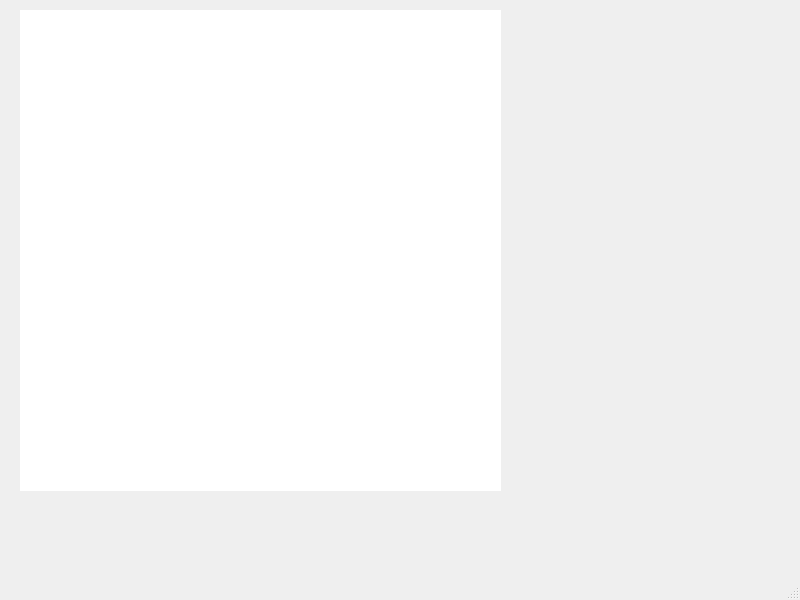
Qt form mainwindow.ui (michal-wawer/micromouse_qt) before a commit.
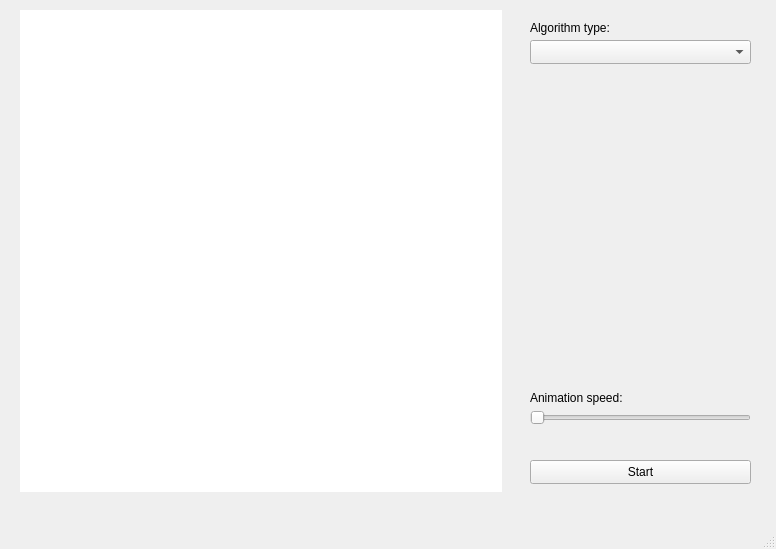
The same form after that commit.

The edit to the form file:
```diff
--- a/mainwindow.ui
+++ b/mainwindow.ui
@@ -6,8 +6,8 @@
    <rect>
     <x>0</x>
     <y>0</y>
-    <width>800</width>
-    <height>600</height>
+    <width>776</width>
+    <height>549</height>
    </rect>
   </property>
   <property name="windowTitle">
@@ -19,8 +19,8 @@
      <rect>
       <x>20</x>
       <y>10</y>
-      <width>481</width>
-      <height>481</height>
+      <width>482</width>
+      <height>482</height>
      </rect>
     </property>
     <property name="frameShape">
@@ -30,6 +30,74 @@
      <number>1</number>
     </property>
    </widget>
+   <widget class="QPushButton" name="Start">
+    <property name="geometry">
+     <rect>
+      <x>530</x>
+      <y>460</y>
+      <width>221</width>
+      <height>24</height>
+     </rect>
+    </property>
+    <property name="text">
+     <string>Start</string>
+    </property>
+   </widget>
+   <widget class="QComboBox" name="algoComboBox">
+    <property name="geometry">
+     <rect>
+      <x>530</x>
+      <y>40</y>
+      <width>221</width>
+      <height>24</height>
+     </rect>
+    </property>
+    <property name="toolTip">
+     <string>&lt;html&gt;&lt;head/&gt;&lt;body&gt;&lt;p&gt;&lt;br/&gt;&lt;/p&gt;&lt;/body&gt;&lt;/html&gt;</string>
+    </property>
+    <property name="placeholderText">
+     <string>Algorithm type</string>
+    </property>
+   </widget>
+   <widget class="QSlider" name="horizontalSlider">
+    <property name="geometry">
+     <rect>
+      <x>530</x>
+      <y>410</y>
+      <width>221</width>
+      <height>16</height>
+     </rect>
+    </property>
+    <property name="orientation">
+     <enum>Qt::Horizontal</enum>
+    </property>
+   </widget>
+   <widget class="QLabel" name="label">
+    <property name="geometry">
+     <rect>
+      <x>530</x>
+      <y>390</y>
+      <width>121</width>
+      <height>16</height>
+     </rect>
+    </property>
+    <property name="text">
+     <string>Animation speed:</string>
+    </property>
+   </widget>
+   <widget class="QLabel" name="label_2">
+    <property name="geometry">
+     <rect>
+      <x>530</x>
+      <y>20</y>
+      <width>111</width>
+      <height>16</height>
+     </rect>
+    </property>
+    <property name="text">
+     <string>Algorithm type:</string>
+    </property>
+   </widget>
   </widget>
   <widget class="QMenuBar" name="menubar">
    <property name="geometry">
```
Left out of the diff: 2 changed lines with no effect on the pictures.
